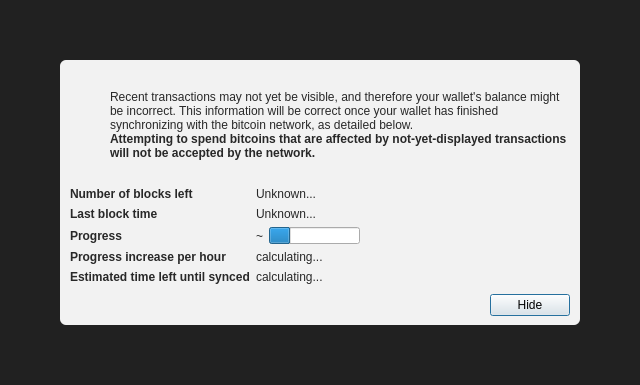
Above: src/qt/forms/modaloverlay.ui from LIMXTEC/BitSend before the change. Below: the same form after it.
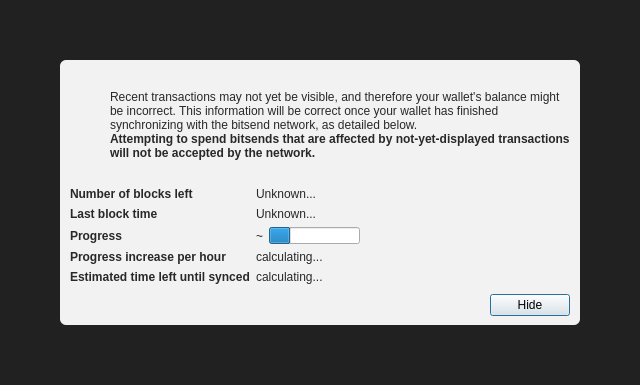
That is the form after the change. Icons and pictures are not drawn. Custom widgets are drawn as their Qt base class.

Commit message: bitcoin -> bitsend

What changed in the file:
```diff
--- a/src/qt/forms/modaloverlay.ui
+++ b/src/qt/forms/modaloverlay.ui
@@ -130,7 +130,7 @@
              <item>
               <widget class="QLabel" name="infoText">
                <property name="text">
-                <string>Recent transactions may not yet be visible, and therefore your wallet's balance might be incorrect. This information will be correct once your wallet has finished synchronizing with the bitcoin network, as detailed below.</string>
+                <string>Recent transactions may not yet be visible, and therefore your wallet's balance might be incorrect. This information will be correct once your wallet has finished synchronizing with the bitsend network, as detailed below.</string>
                </property>
                <property name="textFormat">
                 <enum>Qt::RichText</enum>
@@ -149,7 +149,7 @@
                 </font>
                </property>
                <property name="text">
-                <string>Attempting to spend bitcoins that are affected by not-yet-displayed transactions will not be accepted by the network.</string>
+                <string>Attempting to spend bitsends that are affected by not-yet-displayed transactions will not be accepted by the network.</string>
                </property>
                <property name="textFormat">
                 <enum>Qt::RichText</enum>
```
The commit also changes 588 other files.
